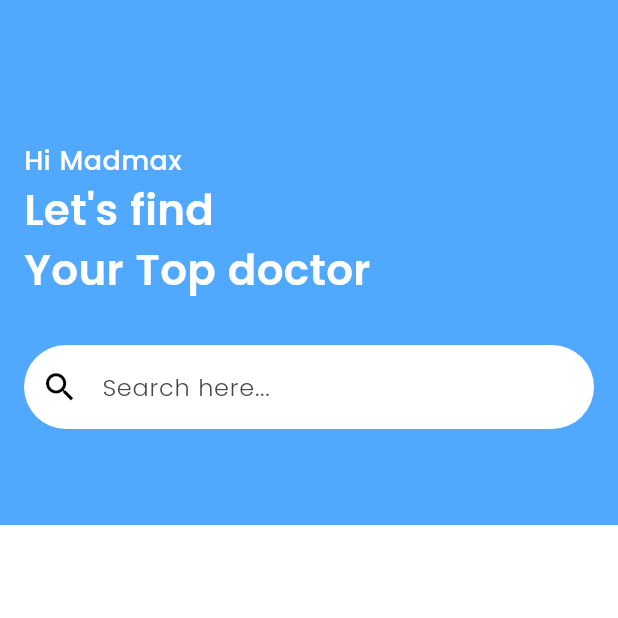
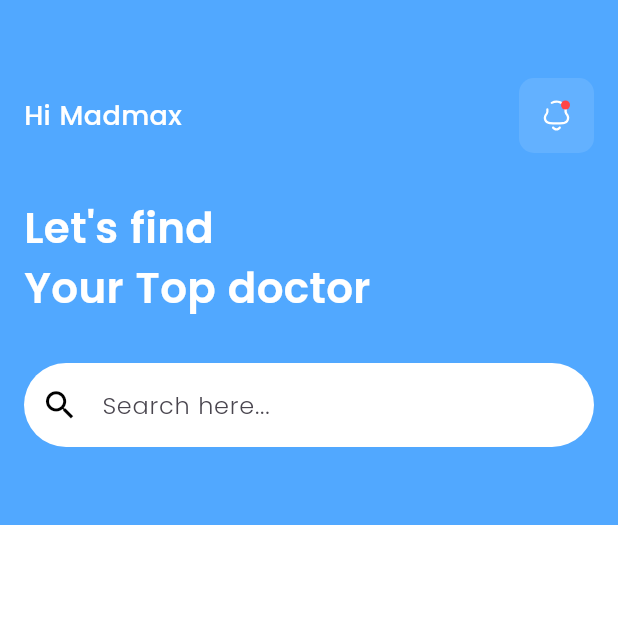
Before and after one commit to ahmdhqnn/flutterfirstapp, a Flutter app: the screen it shows after launch, on a phone screen of 412 x 824 dp, the top half of it. Run offline on Flutter 3.47's test engine with Material 3 defaults, Android fonts, the phone set to English and light mode, and no system bars; our stand-ins replace flutter_svg.

Commit message:
svg display, finished homepage

```diff
--- a/lib/home.dart
+++ b/lib/home.dart
@@ -1,4 +1,5 @@
 import 'package:flutter/material.dart';
+import 'package:flutter_svg/svg.dart';
 
 class HomePage extends StatelessWidget {
   const HomePage({super.key});
@@ -12,16 +13,33 @@ class HomePage extends StatelessWidget {
         width: double.infinity,
         height: 350,
         padding: const EdgeInsets.all(16),
-        child: const Column(
+        child: Column(
           mainAxisAlignment: MainAxisAlignment.center,
           crossAxisAlignment: CrossAxisAlignment.start,
           children: [
-            SizedBox(height: 30),
-            Text(
-              'Hi Madmax',
-              style: TextStyle(fontSize: 18, color: Color(0xffFFFFFF)),
+            Row(
+              mainAxisAlignment: MainAxisAlignment.spaceBetween,
+              children: [
+                const Text(
+                  'Hi Madmax',
+                  style: TextStyle(fontSize: 18, color: Color(0xffFFFFFF)),
+                ),
+                Container(
+                  height: 50,
+                  width: 50,
+                  decoration: BoxDecoration(
+                    color: Colors.white.withOpacity(0.1),
+                    borderRadius: BorderRadius.circular(10),
+                  ),
+                  child: SvgPicture.asset(
+                    'assets/vectors/notification.svg',
+                    fit: BoxFit.none,
+                  ),
+                ),
+              ],
             ),
-            Text(
+            const SizedBox(height: 30),
+            const Text(
               "Let's find\nYour Top doctor",
               style: TextStyle(
                 fontSize: 28,
@@ -29,8 +47,8 @@ class HomePage extends StatelessWidget {
                 fontWeight: FontWeight.w600,
               ),
             ),
-            SizedBox(height: 30),
-            TextField(
+            const SizedBox(height: 30),
+            const TextField(
               decoration: InputDecoration(
                 filled: true,
                 fillColor: Colors.white,
```
Also changed, not shown: pubspec.yaml (+5 -3 lines), assets/images/jenny.png (added), assets/images/kristin.png (added), assets/vectors/dentist.svg (added), assets/vectors/heart.svg (added), assets/vectors/notification.svg (added), assets/vectors/pil.svg (added), assets/vectors/pregnant.svg (added), pubspec.lock.
